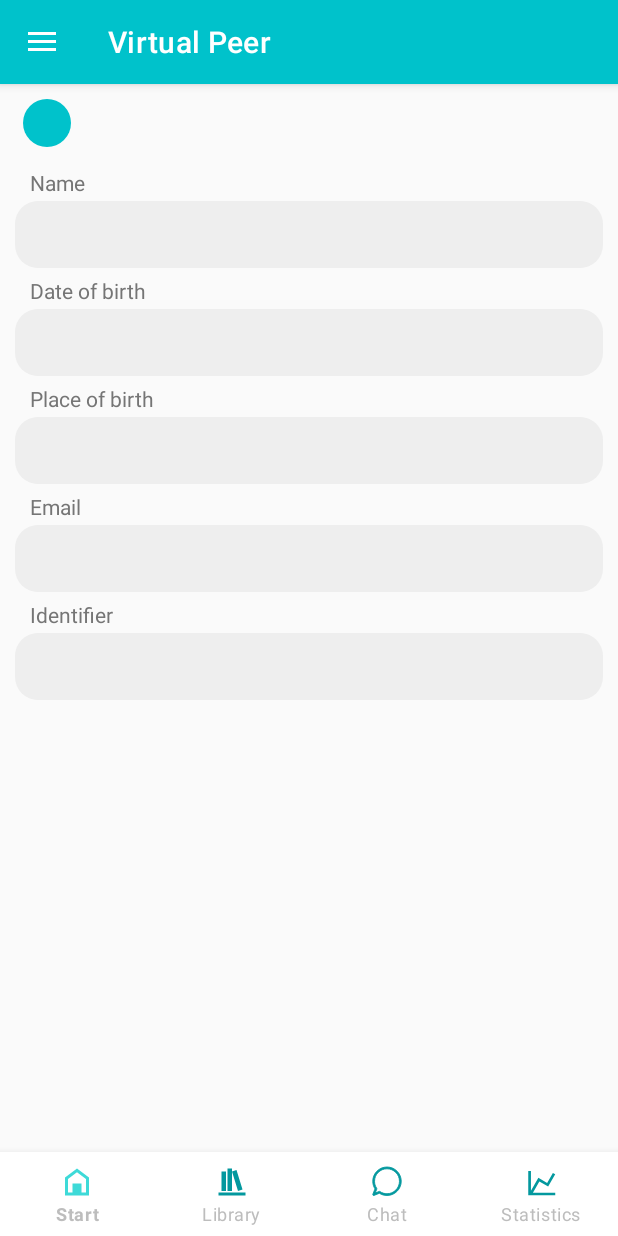
After one commit to jmaagk/virtual-peer-android, an Android app: the fragment ProfileFragment placed in its activity, on a phone screen of 412 x 824 dp. The commit adds this screen. Run offline under Robolectric (Android 15) with nearby library versions, the phone set to English and light mode, and no system bars; 4 statements that could not run were skipped.

Commit message:
Add a profile page
This is a simple fragment that can only be opened from the navigation drawer
at the moment. It lets the user enter some information about themselves.
This is also saved to the preferences.

```diff
--- a/app/src/main/java/me/maagk/johannes/virtualpeer/activity/MainActivity.kt
+++ b/app/src/main/java/me/maagk/johannes/virtualpeer/activity/MainActivity.kt
@@ -9,12 +9,10 @@ import androidx.appcompat.app.AppCompatActivity
 import androidx.appcompat.app.AppCompatDelegate
 import androidx.appcompat.widget.Toolbar
 import androidx.core.app.NotificationManagerCompat
-import androidx.core.content.edit
 import androidx.core.view.GravityCompat
 import androidx.drawerlayout.widget.DrawerLayout
 import androidx.fragment.app.Fragment
 import androidx.fragment.app.FragmentManager
-import androidx.preference.PreferenceManager
 import com.google.android.material.bottomnavigation.BottomNavigationView
 import com.google.android.material.navigation.NavigationView
 import me.maagk.johannes.virtualpeer.R
@@ -25,9 +23,8 @@ import me.maagk.johannes.virtualpeer.exercise.PomodoroExercise
 import me.maagk.johannes.virtualpeer.fragment.StartFragment
 import me.maagk.johannes.virtualpeer.fragment.chat.ChatFragment
 import me.maagk.johannes.virtualpeer.fragment.exercise.AddLearningContentFragment
-import me.maagk.johannes.virtualpeer.fragment.settings.SettingsFragment
+import me.maagk.johannes.virtualpeer.fragment.settings.ProfileFragment
 import me.maagk.johannes.virtualpeer.fragment.stats.StatsFragment
-import me.maagk.johannes.virtualpeer.fragment.survey.SurveyFragment
 
 class MainActivity : AppCompatActivity(), FragmentManager.OnBackStackChangedListener {
 
@@ -38,6 +35,8 @@ class MainActivity : AppCompatActivity(), FragmentManager.OnBackStackChangedList
     private lateinit var startFragment: StartFragment
     private lateinit var chatFragment: ChatFragment
     private lateinit var statsFragment: StatsFragment
+
+    private lateinit var profileFragment: ProfileFragment
 
     private val Intent.rateExercise
         get() = hasExtra("rateExercise")
@@ -111,8 +110,6 @@ class MainActivity : AppCompatActivity(), FragmentManager.OnBackStackChangedList
 
         // TODO: reuse fragment instances; add them to the back stack?
         val fragment: Fragment = when(item.itemId) {
-            R.id.navDrawerSettings -> supportFragmentManager.findFragmentByTag(SettingsFragment.TAG) ?: SettingsFragment()
-            R.id.navDrawerSurvey -> supportFragmentManager.findFragmentByTag(SurveyFragment.TAG) ?: SurveyFragment()
             R.id.navChat -> {
                 if(!::chatFragment.isInitialized)
                     chatFragment = supportFragmentManager.findFragmentByTag(ChatFragment.TAG) as ChatFragment? ?: ChatFragment()
@@ -123,6 +120,11 @@ class MainActivity : AppCompatActivity(), FragmentManager.OnBackStackChangedList
                     statsFragment = supportFragmentManager.findFragmentByTag(StatsFragment.TAG) as StatsFragment? ?: StatsFragment()
                 statsFragment
             }
+            R.id.navDrawerMyProfile -> {
+                if(!::profileFragment.isInitialized)
+                    profileFragment = supportFragmentManager.findFragmentByTag(ProfileFragment.TAG) as ProfileFragment? ?: ProfileFragment()
+                profileFragment
+            }
             else -> {
                 if(!::startFragment.isInitialized)
                     startFragment = supportFragmentManager.findFragmentByTag(StartFragment.TAG) as StartFragment? ?: StartFragment()
@@ -131,8 +133,6 @@ class MainActivity : AppCompatActivity(), FragmentManager.OnBackStackChangedList
         }
 
         val tag = when(item.itemId) {
-            R.id.navDrawerSettings -> SettingsFragment.TAG
-            R.id.navDrawerSurvey -> SurveyFragment.TAG
             R.id.navChat -> ChatFragment.TAG
             R.id.navStats -> StatsFragment.TAG
             else -> StartFragment.TAG
@@ -173,14 +173,6 @@ class MainActivity : AppCompatActivity(), FragmentManager.OnBackStackChangedList
         // TODO: is there a better way to achieve this behavior?
         var navDrawer = false
         val itemToSelect = when(getTopFragment()) {
-            is SettingsFragment -> {
-                navDrawer = true
-                R.id.navDrawerSettings
-            }
-            is SurveyFragment -> {
-                navDrawer = true
-                R.id.navDrawerSurvey
-            }
             is ChatFragment, is AddLearningContentFragment -> R.id.navChat
             is StatsFragment -> R.id.navStats
             else -> R.id.navStart
--- /dev/null
+++ b/app/src/main/java/me/maagk/johannes/virtualpeer/fragment/settings/ProfileFragment.kt
@@ -0,0 +1,114 @@
+package me.maagk.johannes.virtualpeer.fragment.settings
+
+import android.content.SharedPreferences
+import android.os.Bundle
+import android.text.InputType
+import android.view.View
+import android.view.ViewGroup
+import android.widget.TextView
+import androidx.core.content.edit
+import androidx.core.widget.addTextChangedListener
+import androidx.fragment.app.Fragment
+import androidx.preference.PreferenceManager
+import com.google.android.material.textfield.TextInputEditText
+import me.maagk.johannes.virtualpeer.R
+import me.maagk.johannes.virtualpeer.view.ProfileIconView
+
+class ProfileFragment : Fragment(R.layout.fragment_profile) {
+
+    companion object {
+        const val TAG = "profile"
+    }
+
+    class InputPart(rootLayout: ViewGroup, title: String, inputType: Int) {
+
+        val titleText: TextView = rootLayout.findViewById(R.id.inputTitle)
+        val inputField: TextInputEditText = rootLayout.findViewById(R.id.input)
+
+        init {
+            titleText.text = title
+            inputField.inputType = inputType
+        }
+
+    }
+
+    private lateinit var profileIcon: ProfileIconView
+    private lateinit var usernameText: TextView
+
+    private lateinit var nameInputPart: InputPart
+    private lateinit var dateOfBirthInputPart: InputPart
+    private lateinit var placeOfBirthInputPart: InputPart
+    private lateinit var emailInputPart: InputPart
+    private lateinit var identifierInputPart: InputPart
+
+    private lateinit var pref: SharedPreferences
+
+    override fun onViewCreated(view: View, savedInstanceState: Bundle?) {
+        super.onViewCreated(view, savedInstanceState)
+
+        pref = PreferenceManager.getDefaultSharedPreferences(requireContext())
+
+        profileIcon = view.findViewById(R.id.profileIcon)
+        usernameText = view.findViewById(R.id.username)
+
+        val username = pref.getString(getString(R.string.pref_name), null)
+        if(!username.isNullOrBlank()) {
+            usernameText.text = username
+            profileIcon.usernameChar = username[0]
+        }
+
+        nameInputPart = InputPart(view.findViewById(R.id.nameInputLayout), getString(R.string.profile_input_name_title),
+            InputType.TYPE_CLASS_TEXT or InputType.TYPE_TEXT_VARIATION_PERSON_NAME)
+
+        nameInputPart.inputField.setText(pref.getString(getString(R.string.pref_name), ""))
+        nameInputPart.inputField.addTextChangedListener { _ ->
+            if(!nameInputPart.inputField.text.isNullOrBlank()) {
+                profileIcon.usernameChar = nameInputPart.inputField.text.toString()[0]
+
+                usernameText.text = nameInputPart.inputField.text.toString()
+            }
+        }
+
+        dateOfBirthInputPart = InputPart(view.findViewById(R.id.dateOfBirthInputLayout), getString(R.string.profile_input_date_of_birth_title),
+            InputType.TYPE_CLASS_DATETIME or InputType.TYPE_DATETIME_VARIATION_DATE)
+        dateOfBirthInputPart.inputField.setText(pref.getString(getString(R.string.pref_date_of_birth), ""))
+
+        placeOfBirthInputPart = InputPart(view.findViewById(R.id.placeOfBirthInputLayout), getString(R.string.profile_input_place_of_birth_title), InputType.TYPE_CLASS_TEXT)
+        placeOfBirthInputPart.inputField.setText(pref.getString(getString(R.string.pref_place_of_birth), ""))
+
+        emailInputPart = InputPart(view.findViewById(R.id.emailInputLayout), getString(R.string.profile_input_email_title),
+            InputType.TYPE_CLASS_TEXT or InputType.TYPE_TEXT_VARIATION_EMAIL_ADDRESS)
+        emailInputPart.inputField.setText(pref.getString(getString(R.string.pref_email), ""))
+
+        identifierInputPart = InputPart(view.findViewById(R.id.identifierInputLayout), getString(R.string.profile_input_identifier_title), InputType.TYPE_CLASS_TEXT)
+        identifierInputPart.inputField.setText(pref.getString(getString(R.string.pref_identifier), ""))
+    }
+
+    override fun onPause() {
+        super.onPause()
+
+        pref.edit(commit = true) {
+            // TODO: validate the correctness of all inputs
+
+            val nameInput = nameInputPart.inputField.text
+            if(!nameInput.isNullOrBlank())
+                putString(getString(R.string.pref_name), nameInput.toString())
+
+            val dateOfBirthInput = dateOfBirthInputPart.inputField.text
+            if(!dateOfBirthInput.isNullOrBlank())
+                putString(getString(R.string.pref_date_of_birth), dateOfBirthInput.toString())
+
+            val placeOfBirthInput = placeOfBirthInputPart.inputField.text
+            if(!placeOfBirthInput.isNullOrBlank())
+                putString(getString(R.string.pref_place_of_birth), placeOfBirthInput.toString())
+
+            val emailInput = emailInputPart.inputField.text
+            if(!emailInput.isNullOrBlank())
+                putString(getString(R.string.pref_email), emailInput.toString())
+
+            val identifierInput = identifierInputPart.inputField.text
+            if(!identifierInput.isNullOrBlank())
+                putString(getString(R.string.pref_identifier), identifierInput.toString())
+        }
+    }
+}
--- /dev/null
+++ b/app/src/main/java/me/maagk/johannes/virtualpeer/view/ProfileIconView.kt
@@ -0,0 +1,52 @@
+package me.maagk.johannes.virtualpeer.view
+
+import android.content.Context
+import android.graphics.Canvas
+import android.graphics.Paint
+import android.graphics.Rect
+import android.util.AttributeSet
+import android.widget.FrameLayout
+import me.maagk.johannes.virtualpeer.R
+import me.maagk.johannes.virtualpeer.Utils
+
+class ProfileIconView @JvmOverloads constructor(
+    context: Context,
+    attrs: AttributeSet? = null,
+    defStyleAttr: Int = 0) : FrameLayout(context, attrs, defStyleAttr) {
+
+    private val paint = Paint()
+    private val textPaint = Paint()
+    private val textBounds = Rect()
+
+    var usernameChar = ' '
+        set(value) {
+            field = value
+            invalidate()
+        }
+
+    init {
+        paint.isAntiAlias = true
+        paint.color = Utils.getColor(context, R.color.colorPrimary)
+
+        textPaint.isAntiAlias = true
+        textPaint.color = Utils.getColor(context, R.color.colorText)
+        textPaint.textSize = Utils.dpToPx(16f, context.resources.displayMetrics)
+        textPaint.isSubpixelText = true
+        textPaint.textAlign = Paint.Align.CENTER
+
+        // this allows this View to draw on its own
+        setWillNotDraw(false)
+    }
+
+    override fun onDraw(canvas: Canvas?) {
+        super.onDraw(canvas)
+
+        canvas?.drawCircle((width / 2).toFloat(), (height / 2).toFloat(), (width / 2).toFloat(), paint)
+
+        val usernameCharString = usernameChar.toString()
+        textPaint.getTextBounds(usernameCharString, 0, 1, textBounds)
+
+        canvas?.drawText(usernameCharString, (width / 2).toFloat(), ((height / 2) + (textBounds.height() / 2)).toFloat(), textPaint)
+    }
+
+}
--- a/app/src/main/res/drawable-anydpi/ic_help.xml
+++ /dev/null
@@ -1,11 +0,0 @@
-<vector xmlns:android="http://schemas.android.com/apk/res/android"
-    android:width="24dp"
-    android:height="24dp"
-    android:viewportWidth="24"
-    android:viewportHeight="24"
-    android:tint="#333333"
-    android:alpha="0.6">
-  <path
-      android:fillColor="@android:color/white"
-      android:pathData="M12,2C6.48,2 2,6.48 2,12s4.48,10 10,10 10,-4.48 10,-10S17.52,2 12,2zM13,19h-2v-2h2v2zM15.07,11.25l-0.9,0.92C13.45,12.9 13,13.5 13,15h-2v-0.5c0,-1.1 0.45,-2.1 1.17,-2.83l1.24,-1.26c0.37,-0.36 0.59,-0.86 0.59,-1.41 0,-1.1 -0.9,-2 -2,-2s-2,0.9 -2,2L8,9c0,-2.21 1.79,-4 4,-4s4,1.79 4,4c0,0.88 -0.36,1.68 -0.93,2.25z"/>
-</vector>
--- /dev/null
+++ b/app/src/main/res/drawable/round_edittext_cursor_settings.xml
@@ -0,0 +1,8 @@
+<?xml version="1.0" encoding="utf-8"?>
+<shape xmlns:android="http://schemas.android.com/apk/res/android">
+
+    <size android:width="2dp" />
+
+    <solid android:color="@color/colorEditTextSettingsCursor" />
+
+</shape>
--- a/app/src/main/res/layout/fragment_name_input.xml
+++ b/app/src/main/res/layout/fragment_name_input.xml
@@ -21,7 +21,7 @@
             android:layout_marginBottom="15dp"
             android:text="@string/registration_enter_name"
             android:textColor="@color/colorText"
-            android:textSize="24sp"/>
+            android:textSize="24sp" />
 
         <com.google.android.material.textfield.TextInputEditText
             android:id="@+id/nameInput"
--- /dev/null
+++ b/app/src/main/res/layout/fragment_profile.xml
@@ -0,0 +1,66 @@
+<?xml version="1.0" encoding="utf-8"?>
+<androidx.constraintlayout.widget.ConstraintLayout
+    xmlns:android="http://schemas.android.com/apk/res/android"
+    xmlns:app="http://schemas.android.com/apk/res-auto"
+    android:layout_width="match_parent"
+    android:layout_height="match_parent"
+    android:padding="10dp">
+
+    <me.maagk.johannes.virtualpeer.view.ProfileIconView
+        android:id="@+id/profileIcon"
+        android:layout_width="32dp"
+        android:layout_height="32dp"
+        app:layout_constraintTop_toTopOf="parent"
+        app:layout_constraintStart_toStartOf="parent"
+        android:layout_marginStart="5dp" />
+
+    <TextView
+        android:id="@+id/username"
+        android:layout_width="wrap_content"
+        android:layout_height="wrap_content"
+        app:layout_constraintTop_toTopOf="@id/profileIcon"
+        app:layout_constraintBottom_toBottomOf="@id/profileIcon"
+        app:layout_constraintStart_toEndOf="@id/profileIcon"
+        android:layout_marginStart="7.5dp" />
+
+    <include
+        layout="@layout/view_profile_input_part"
+        android:id="@+id/nameInputLayout"
+        android:layout_width="match_parent"
+        android:layout_height="wrap_content"
+        app:layout_constraintTop_toBottomOf="@id/username"
+        android:layout_marginTop="20dp" />
+
+    <include
+        layout="@layout/view_profile_input_part"
+        android:id="@+id/dateOfBirthInputLayout"
+        android:layout_width="match_parent"
+        android:layout_height="wrap_content"
+        app:layout_constraintTop_toBottomOf="@id/nameInputLayout"
+        android:layout_marginTop="5dp" />
+
+    <include
+        layout="@layout/view_profile_input_part"
+        android:id="@+id/placeOfBirthInputLayout"
+        android:layout_width="match_parent"
+        android:layout_height="wrap_content"
+        app:layout_constraintTop_toBottomOf="@id/dateOfBirthInputLayout"
+        android:layout_marginTop="5dp" />
+
+    <include
+        layout="@layout/view_profile_input_part"
+        android:id="@+id/emailInputLayout"
+        android:layout_width="match_parent"
+        android:layout_height="wrap_content"
+        app:layout_constraintTop_toBottomOf="@id/placeOfBirthInputLayout"
+        android:layout_marginTop="5dp" />
+
+    <include
+        layout="@layout/view_profile_input_part"
+        android:id="@+id/identifierInputLayout"
+        android:layout_width="match_parent"
+        android:layout_height="wrap_content"
+        app:layout_constraintTop_toBottomOf="@id/emailInputLayout"
+        android:layout_marginTop="5dp" />
+
+</androidx.constraintlayout.widget.ConstraintLayout>
--- /dev/null
+++ b/app/src/main/res/layout/view_profile_input_part.xml
@@ -0,0 +1,28 @@
+<?xml version="1.0" encoding="utf-8"?>
+<LinearLayout
+    xmlns:android="http://schemas.android.com/apk/res/android"
+    xmlns:tools="http://schemas.android.com/tools"
+    android:layout_width="match_parent"
+    android:layout_height="wrap_content"
+    android:orientation="vertical">
+
+    <TextView
+        android:id="@+id/inputTitle"
+        android:layout_width="wrap_content"
+        android:layout_height="wrap_content"
+        android:layout_marginBottom="2.5dp"
+        android:layout_marginStart="10dp"
+        tools:text="@string/lorem_ipsum_short" />
+
+    <com.google.android.material.textfield.TextInputEditText
+        android:id="@+id/input"
+        android:layout_width="match_parent"
+        android:layout_height="wrap_content"
+        android:maxLines="1"
+        android:maxLength="100"
+        android:background="@drawable/round_edittext"
+        android:textColor="@color/colorTextEditTextSettings"
+        android:textCursorDrawable="@drawable/round_edittext_cursor_settings"
+        android:backgroundTint="@color/colorEditTextSettings" />
+
+</LinearLayout>
--- a/app/src/main/res/menu/menu_navigation_drawer.xml
+++ b/app/src/main/res/menu/menu_navigation_drawer.xml
@@ -4,19 +4,8 @@
     <group android:checkableBehavior="single">
 
         <item
-            android:id="@+id/navDrawerHelp"
-            android:title="@string/nav_drawer_help"
-            android:icon="@drawable/ic_help" />
-
-        <item
-            android:id="@+id/navDrawerSettings"
-            android:title="@string/nav_drawer_settings"
-            android:icon="@drawable/ic_settings" />
-
-        <item
-            android:id="@+id/navDrawerSurvey"
-            android:title="@string/nav_drawer_survey"
-            android:icon="@drawable/ic_survey" />
+            android:id="@+id/navDrawerMyProfile"
+            android:title="@string/nav_drawer_my_profile" />
 
     </group>
 
--- a/app/src/main/res/values-night/colors.xml
+++ b/app/src/main/res/values-night/colors.xml
@@ -19,4 +19,6 @@
     <color name="colorListDivider">#FF424242</color>
     <color name="colorChartRemainingTime">#272632</color>
 
+    <color name="colorEditTextSettings">@color/colorBackgroundContrast</color>
+
 </resources>
--- a/app/src/main/res/values/colors.xml
+++ b/app/src/main/res/values/colors.xml
@@ -51,4 +51,8 @@
     <color name="colorBottomNavigationActiveItem">@color/colorTaskUrgentNotImportant</color>
     <color name="colorBottomNavigationInactiveItem">@color/colorTaskUrgentImportant</color>
 
+    <color name="colorEditTextSettings">@color/colorBackgroundDark</color>
+    <color name="colorTextEditTextSettings">#212121</color>
+    <color name="colorEditTextSettingsCursor">@color/colorTextEditTextSettings</color>
+
 </resources>
--- a/app/src/main/res/values/strings.xml
+++ b/app/src/main/res/values/strings.xml
@@ -106,4 +106,14 @@
     <string name="registration_enter_name">Please enter your name</string>
     <string name="pref_name" translatable="false">name</string>
     <string name="registration_enter_name_error_empty_name">Please enter a name</string>
+    <string name="nav_drawer_my_profile">My profile</string>
+    <string name="profile_input_name_title">Name</string>
+    <string name="profile_input_date_of_birth_title">Date of birth</string>
+    <string name="profile_input_place_of_birth_title">Place of birth</string>
+    <string name="profile_input_email_title">Email</string>
+    <string name="profile_input_identifier_title">Identifier</string>
+    <string name="pref_date_of_birth" translatable="false">dateOfBirth</string>
+    <string name="pref_place_of_birth" translatable="false">placeOfBirth</string>
+    <string name="pref_email" translatable="false">email</string>
+    <string name="pref_identifier" translatable="false">identifier</string>
 </resources>
```
Also changed, not shown: app/src/main/res/drawable-hdpi/ic_help.png (deleted), app/src/main/res/drawable-mdpi/ic_help.png (deleted), app/src/main/res/drawable-xhdpi/ic_help.png (deleted), app/src/main/res/drawable-xxhdpi/ic_help.png (deleted), 1 other file.
